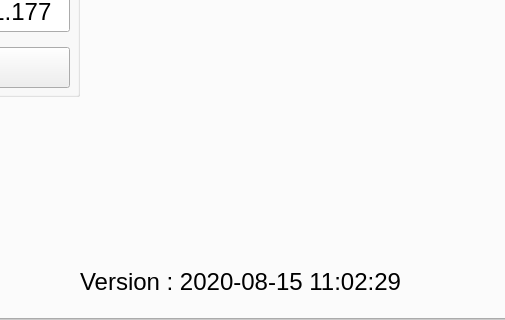
First picture: the form in dc_motor_pc.ui, repository ahmetcihan/pendulum_controller, before the edit; both pictures show x 172 to 677 and y 160 to 480 of the 800 by 480 pixel window.
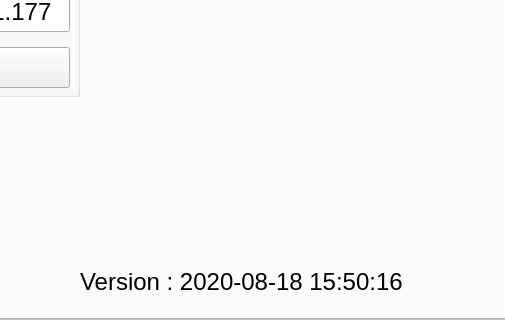
Second picture: the form after the edit.

What changed in the file:
```diff
--- a/dc_motor_pc.ui
+++ b/dc_motor_pc.ui
@@ -15411,7 +15411,7 @@
          </font>
         </property>
         <property name="text">
-         <string notr="true">Version : 2020-08-15 11:02:29</string>
+         <string notr="true">Version : 2020-08-18 15:50:16</string>
         </property>
         <property name="alignment">
          <set>Qt::AlignLeading|Qt::AlignLeft|Qt::AlignVCenter</set>
```
